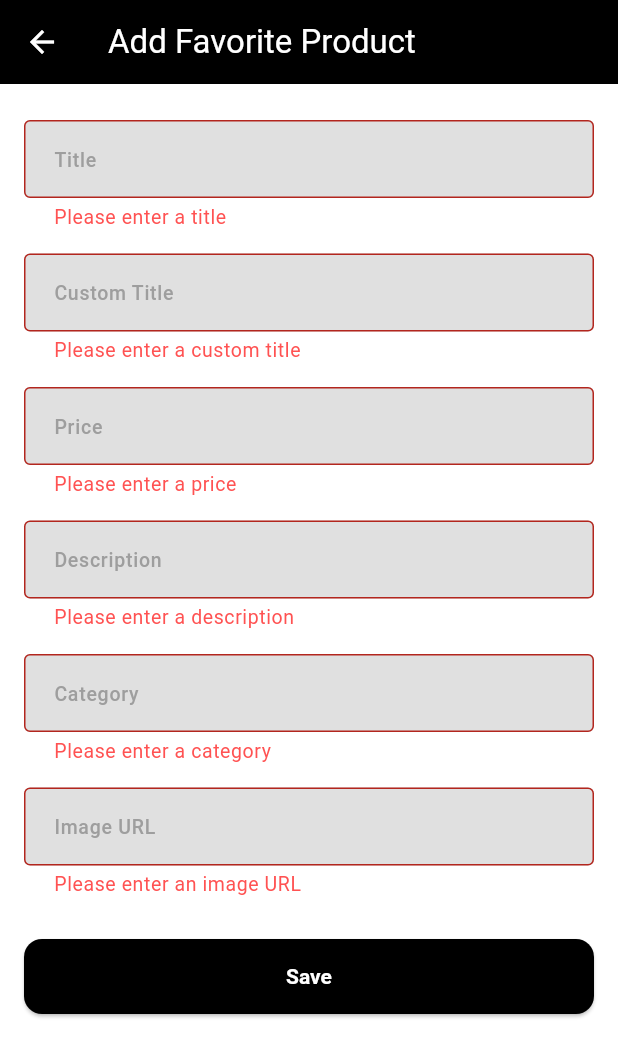
After one commit to bakamedi/store_app, a Flutter app: the AddFavoriteView screen opened directly, after a tap on "Save", on a phone screen of 412 x 824 dp. The commit adds this screen. Shown: the top 1057 px of the screen. Run offline on Flutter 3.47's test engine with Material 3 defaults, Android fonts, the phone set to English and light mode, and no system bars; our stand-ins replace dio, drift, equatable, flutter_bloc, freezed_annotation, go_router; accounts and stored records are empty; generated files the repository leaves out were written again; network calls fail.

Commit message:
NEW se añade la pantalla de producto

```diff
--- /dev/null
+++ b/lib/app/presentation/global/extensions/string_ext.dart
@@ -0,0 +1,20 @@
+extension StringExt on String {
+  /// Verifica si el string es una URL válida (http o https)
+  bool get isValidUrl {
+    final uri = Uri.tryParse(this);
+    return uri != null &&
+        uri.hasScheme &&
+        (uri.scheme == 'http' || uri.scheme == 'https') &&
+        uri.host.isNotEmpty;
+  }
+
+  /// Verifica si es una URL de imagen (.jpg, .png, etc.)
+  bool get isValidImageUrl {
+    if (!isValidUrl) return false;
+    final imageRegex = RegExp(
+      r'\.(jpeg|jpg|png|gif|bmp|webp)$',
+      caseSensitive: false,
+    );
+    return imageRegex.hasMatch(this);
+  }
+}
--- a/lib/app/presentation/global/utils/bottom_sheet_utils.dart
+++ b/lib/app/presentation/global/utils/bottom_sheet_utils.dart
@@ -1,5 +1,6 @@
 import 'package:flutter/material.dart';
 import 'package:store_app/app/presentation/global/extensions/widgets_ext.dart';
+import 'package:store_app/app/presentation/global/widgets/inputs/input_text_gw.dart';
 
 Future<String?> showTextInputBottomSheet(
   BuildContext context, {
@@ -29,16 +30,7 @@ Future<String?> showTextInputBottomSheet(
                 'Enter the Custom Title',
                 style: TextStyle(fontWeight: FontWeight.bold, fontSize: 20),
               ),
-              TextField(
-                controller: controller,
-                cursorColor: Colors.black,
-                decoration: InputDecoration(
-                  labelText: null,
-                  hintText: labelText ?? 'Enter text',
-                  floatingLabelBehavior: FloatingLabelBehavior.never,
-                  border: const OutlineInputBorder(),
-                ),
-              ),
+              InputTextGW(controller: controller),
               ElevatedButton(
                 onPressed: () => Navigator.pop(context, controller.text),
                 child: const Text('Save'),
--- /dev/null
+++ b/lib/app/presentation/global/widgets/inputs/input_text_gw.dart
@@ -0,0 +1,31 @@
+import 'package:flutter/material.dart';
+import 'package:store_app/app/presentation/global/extensions/widgets_ext.dart';
+
+class InputTextGW extends StatelessWidget {
+  const InputTextGW({
+    super.key,
+    this.controller,
+    this.hintText,
+    this.keyboardType,
+    this.validator,
+  });
+  final TextEditingController? controller;
+  final String? hintText;
+  final TextInputType? keyboardType;
+  final String? Function(String?)? validator;
+
+  @override
+  Widget build(BuildContext context) {
+    return TextFormField(
+      controller: controller,
+      cursorColor: Colors.black,
+      keyboardType: keyboardType,
+      validator: validator,
+      decoration: InputDecoration(
+        hintText: hintText ?? 'Enter text',
+        floatingLabelBehavior: FloatingLabelBehavior.never,
+        border: const OutlineInputBorder(),
+      ),
+    ).padding(const EdgeInsets.symmetric(vertical: 8.0));
+  }
+}
--- a/lib/app/presentation/modules/favorites/cubit/favorites_cubit.dart
+++ b/lib/app/presentation/modules/favorites/cubit/favorites_cubit.dart
@@ -3,6 +3,8 @@ import 'dart:async';
 import 'package:flutter_bloc/flutter_bloc.dart';
 import 'package:store_app/app/domain/repositories/favorites_repository.dart';
 import 'package:store_app/app/presentation/modules/favorites/cubit/favorites_state.dart';
+
+import 'package:store_app/app/domain/responses/product/product_response.dart';
 
 class FavoritesCubit extends Cubit<FavoritesState> {
   FavoritesCubit(this._favoritesRepository) : super(const FavoritesState());
@@ -30,6 +32,19 @@ class FavoritesCubit extends Cubit<FavoritesState> {
     );
   }
 
+  Future<void> addFavorite(ProductResponse product, String customTitle) async {
+    try {
+      await _favoritesRepository.addFavorite(product, customTitle);
+    } catch (e) {
+      emit(
+        state.copyWith(
+          status: FavoritesStatus.failure,
+          errorMessage: e.toString(),
+        ),
+      );
+    }
+  }
+
   @override
   Future<void> close() {
     _favoritesSubscription?.cancel();
--- /dev/null
+++ b/lib/app/presentation/modules/favorites/view/add_favorite_view.dart
@@ -0,0 +1,120 @@
+import 'package:flutter/material.dart';
+import 'package:flutter_bloc/flutter_bloc.dart';
+import 'package:go_router/go_router.dart';
+import 'package:store_app/app/domain/responses/category/category_response.dart';
+import 'package:store_app/app/domain/responses/product/product_response.dart';
+import 'package:store_app/app/presentation/global/extensions/string_ext.dart';
+import 'package:store_app/app/presentation/global/extensions/widgets_ext.dart';
+import 'package:store_app/app/presentation/global/widgets/inputs/input_text_gw.dart';
+import 'package:store_app/app/presentation/modules/favorites/cubit/favorites_cubit.dart';
+
+class AddFavoriteView extends StatefulWidget {
+  const AddFavoriteView({super.key});
+
+  @override
+  State<AddFavoriteView> createState() => _AddFavoriteViewState();
+}
+
+class _AddFavoriteViewState extends State<AddFavoriteView> {
+  final _formKey = GlobalKey<FormState>();
+  final _titleController = TextEditingController();
+  final _customTitleController = TextEditingController();
+  final _priceController = TextEditingController();
+  final _descriptionController = TextEditingController();
+  final _categoryController = TextEditingController();
+  final _imageController = TextEditingController();
+
+  @override
+  Widget build(BuildContext context) {
+    return Scaffold(
+      appBar: AppBar(title: const Text('Add Favorite Product')),
+      body: Padding(
+        padding: const EdgeInsets.all(16.0),
+        child: Form(
+          key: _formKey,
+          child: ListView(
+            children: [
+              InputTextGW(
+                controller: _titleController,
+                hintText: 'Title',
+                validator: (value) => (value == null || value.isEmpty)
+                    ? 'Please enter a title'
+                    : null,
+              ),
+              InputTextGW(
+                controller: _customTitleController,
+                hintText: 'Custom Title',
+                validator: (value) => (value == null || value.isEmpty)
+                    ? 'Please enter a custom title'
+                    : null,
+              ),
+              InputTextGW(
+                controller: _priceController,
+                hintText: 'Price',
+                keyboardType: TextInputType.number,
+                validator: (value) {
+                  if (value == null || value.isEmpty) {
+                    return 'Please enter a price';
+                  }
+                  if (double.tryParse(value) == null) {
+                    return 'Please enter a valid number';
+                  }
+                  return null;
+                },
+              ),
+              InputTextGW(
+                controller: _descriptionController,
+                hintText: 'Description',
+                validator: (value) => (value == null || value.isEmpty)
+                    ? 'Please enter a description'
+                    : null,
+              ),
+              InputTextGW(
+                controller: _categoryController,
+                hintText: 'Category',
+                validator: (value) => (value == null || value.isEmpty)
+                    ? 'Please enter a category'
+                    : null,
+              ),
+              InputTextGW(
+                controller: _imageController,
+                hintText: 'Image URL',
+                validator: (value) {
+                  if (value == null || value.isEmpty) {
+                    return 'Please enter an image URL';
+                  }
+                  if (!value.isValidImageUrl) {
+                    return 'Please enter a valid image URL';
+                  }
+                  return null;
+                },
+              ),
+              20.h,
+              ElevatedButton(
+                onPressed: () {
+                  if (_formKey.currentState!.validate()) {
+                    final product = ProductResponse(
+                      id: DateTime.now().millisecondsSinceEpoch,
+                      title: _titleController.text,
+                      price: double.parse(_priceController.text),
+                      description: _descriptionController.text,
+                      category: _categoryController.text,
+                      image: _imageController.text,
+                      rating: const RatingResponse(rate: 0, count: 0),
+                    );
+                    context.read<FavoritesCubit>().addFavorite(
+                      product,
+                      _customTitleController.text,
+                    );
+                    GoRouter.of(context).pop();
+                  }
+                },
+                child: const Text('Save'),
+              ),
+            ],
+          ),
+        ),
+      ),
+    );
+  }
+}
--- a/lib/app/presentation/modules/favorites/view/favorites_view.dart
+++ b/lib/app/presentation/modules/favorites/view/favorites_view.dart
@@ -7,6 +7,7 @@ import 'package:store_app/app/presentation/global/extensions/widgets_ext.dart';
 import 'package:store_app/app/presentation/global/widgets/scaffold/state_builder_gw.dart';
 import 'package:store_app/app/presentation/modules/favorites/cubit/favorites_cubit.dart';
 import 'package:store_app/app/presentation/modules/favorites/cubit/favorites_state.dart';
+import 'package:store_app/app/presentation/router/app_routes/add_favorite_route.dart';
 import 'package:store_app/app/presentation/router/app_routes/product_detail_route.dart';
 
 class FavoritesView extends StatelessWidget {
@@ -17,11 +18,22 @@ class FavoritesView extends StatelessWidget {
     return BlocProvider(
       create: (context) =>
           FavoritesCubit(context.read<FavoritesRepository>())..fetchFavorites(),
-      child: Scaffold(
+      child: const _FavoritesContent(),
+    );
+  }
+}
+
+class _FavoritesContent extends StatelessWidget {
+  const _FavoritesContent();
+
+  @override
+  Widget build(BuildContext context) {
+    return Scaffold(
       appBar: AppBar(title: const Text('Favorites')),
       floatingActionButton: FloatingActionButton(
         onPressed: () {
-            // TODO: Implement navigation to add new favorite product
+          final favoritesCubit = context.read<FavoritesCubit>();
+          GoRouter.of(context).push(AddFavoriteRoute.path, extra: favoritesCubit);
         },
         child: const Icon(Icons.add),
       ),
@@ -62,7 +74,6 @@ class FavoritesView extends StatelessWidget {
           );
         },
       ),
-      ),
     );
   }
 }
--- /dev/null
+++ b/lib/app/presentation/router/app_routes/add_favorite_route.dart
@@ -0,0 +1,20 @@
+
+import 'package:flutter_bloc/flutter_bloc.dart';
+import 'package:go_router/go_router.dart';
+import 'package:store_app/app/presentation/modules/favorites/cubit/favorites_cubit.dart';
+import 'package:store_app/app/presentation/modules/favorites/view/add_favorite_view.dart';
+
+class AddFavoriteRoute {
+  static const path = '/add-favorite';
+
+  static final route = GoRoute(
+    path: path,
+    builder: (context, state) {
+      final favoritesCubit = state.extra as FavoritesCubit;
+      return BlocProvider.value(
+        value: favoritesCubit,
+        child: const AddFavoriteView(),
+      );
+    },
+  );
+}
--- a/lib/app/presentation/router/go_router_provider.dart
+++ b/lib/app/presentation/router/go_router_provider.dart
@@ -1,4 +1,5 @@
 import 'package:go_router/go_router.dart';
+import 'package:store_app/app/presentation/router/app_routes/add_favorite_route.dart';
 import 'package:store_app/app/presentation/router/app_routes/favorite_route.dart';
 import 'package:store_app/app/presentation/router/app_routes/favorites_list_route.dart';
 import 'package:store_app/app/presentation/router/app_routes/product_detail_route.dart';
@@ -11,5 +12,6 @@ final goRouterProvider = GoRouter(
     FavoriteRoute.route,
     ProductDetailRoute.route,
     FavoritesListRoute.route,
+    AddFavoriteRoute.route,
   ],
 );
```
Lines whose indentation alone changed are shown as unchanged.
